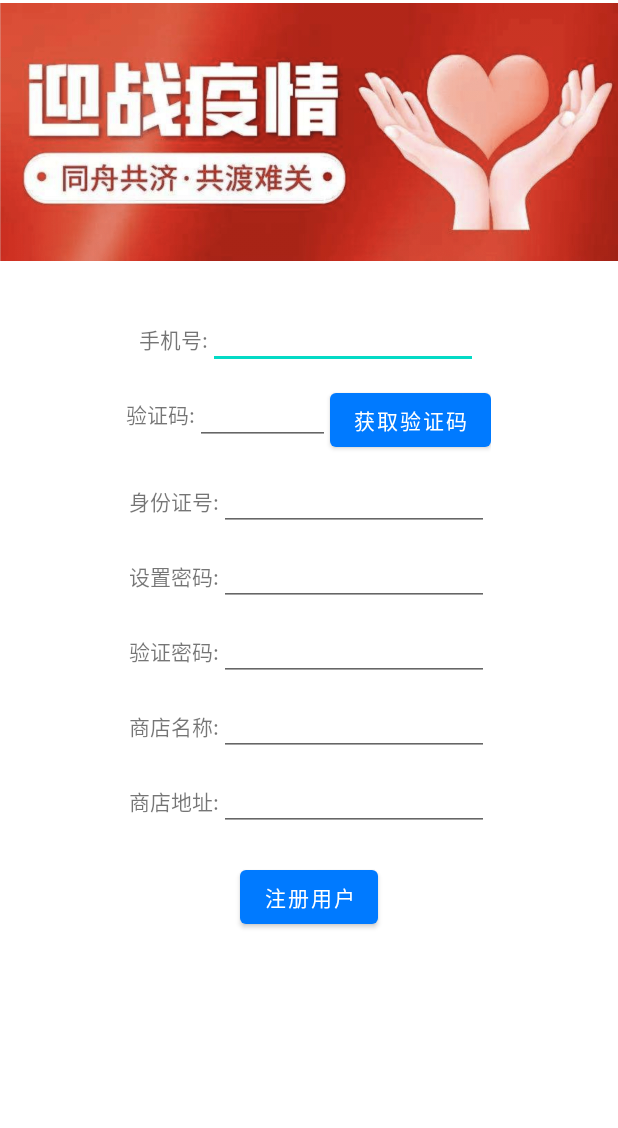
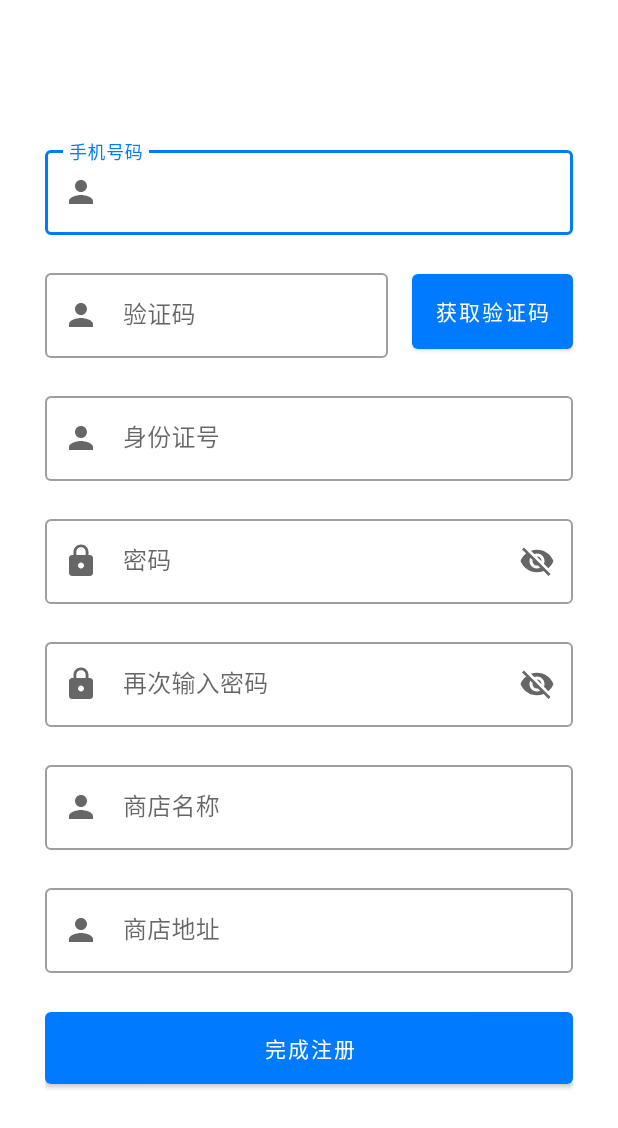
Before and after one commit to cccxxxs/Epidemic-Analysis-Enterprise-Edition, an Android app: the RegisterPage screen opened directly, with no data from a screen before it, on a phone screen of 412 x 824 dp. Shown: the top 1128 px of the screen. Run offline under Robolectric (Android 15) with nearby library versions, the light colour scheme and no system bars.

Commit message:
UPDATE UI (login & register)

```diff
--- a/app/src/main/java/com/silentselene/enterpriseedition/login/LoginPage.java
+++ b/app/src/main/java/com/silentselene/enterpriseedition/login/LoginPage.java
@@ -84,6 +84,12 @@ public class LoginPage extends AppCompatActivity {
                     Toast.makeText(getApplicationContext(), "请填写账号(手机号)", Toast.LENGTH_SHORT).show();
                     return;
                 }
+
+                if(id.length()<11){
+                    Toast.makeText(getApplicationContext(), "账号(手机号)格式错误", Toast.LENGTH_SHORT).show();
+                    return;
+                }
+
                 sendKeyAgain(id);
             }
         });
--- a/app/src/main/java/com/silentselene/enterpriseedition/login/RegisterPage.java
+++ b/app/src/main/java/com/silentselene/enterpriseedition/login/RegisterPage.java
@@ -12,6 +12,7 @@ import android.widget.Toast;
 
 import androidx.appcompat.app.AppCompatActivity;
 
+import com.google.android.material.textfield.TextInputEditText;
 import com.silentselene.enterpriseedition.R;
 
 import java.io.IOException;
@@ -29,13 +30,13 @@ import static com.silentselene.enterpriseedition.ModifyUI.setStatusBar;
 
 public class RegisterPage extends AppCompatActivity {
 
-    private EditText usr_tel;
-    private EditText usr_code;
-    private EditText usr_id_card;
-    private EditText usr_pwd;
-    private EditText check_pwd;
-    private EditText get_shop_name;
-    private EditText get_shop_loc;
+    private TextInputEditText usr_tel;
+    private TextInputEditText usr_code;
+    private TextInputEditText usr_id_card;
+    private TextInputEditText usr_pwd;
+    private TextInputEditText check_pwd;
+    private TextInputEditText get_shop_name;
+    private TextInputEditText get_shop_loc;
 
     private String check_code;
 
@@ -46,13 +47,13 @@ public class RegisterPage extends AppCompatActivity {
 
         setStatusBar(RegisterPage.this, true, true);
 
-        usr_tel = (EditText) findViewById(R.id.usr_tel);
-        usr_code = (EditText) findViewById(R.id.usr_code);
-        usr_id_card = (EditText) findViewById(R.id.usr_id_card);
-        usr_pwd = (EditText) findViewById(R.id.set_pwd);
-        check_pwd = (EditText) findViewById(R.id.set_pwd_again);
-        get_shop_name = (EditText) findViewById(R.id.shop_name);
-        get_shop_loc = (EditText) findViewById(R.id.shop_loc);
+        usr_tel = (TextInputEditText) findViewById(R.id.usr_tel);
+        usr_code = (TextInputEditText) findViewById(R.id.usr_code);
+        usr_id_card = (TextInputEditText) findViewById(R.id.usr_id_card);
+        usr_pwd = (TextInputEditText) findViewById(R.id.set_pwd);
+        check_pwd = (TextInputEditText) findViewById(R.id.set_pwd_again);
+        get_shop_name = (TextInputEditText) findViewById(R.id.shop_name);
+        get_shop_loc = (TextInputEditText) findViewById(R.id.shop_loc);
 
         findViewById(R.id.btn_get_code).setOnClickListener(new View.OnClickListener() {
             @Override
--- a/app/src/main/res/layout/page_login.xml
+++ b/app/src/main/res/layout/page_login.xml
@@ -21,10 +21,12 @@
         android:orientation="vertical">
 
         <ImageView
-            android:layout_width="280dp"
-            android:layout_height="100dp"
+            android:layout_width="200dp"
+            android:layout_height="200dp"
             android:layout_marginBottom="20dp"
-            android:background="@drawable/login_pic" />
+            android:adjustViewBounds="true"
+            android:background="@drawable/logo"
+            android:scaleType="fitXY" />
 
         <com.google.android.material.textfield.TextInputLayout
             style="@style/Widget.MaterialComponents.TextInputLayout.OutlinedBox"
@@ -94,9 +96,8 @@
             android:layout_height="wrap_content"
             android:textStyle="bold" />
 
-        <Button
+        <TextView
             android:id="@+id/btn_forget_pwd"
-            style="@android:style/Widget.Material.Button"
             android:layout_width="wrap_content"
             android:layout_height="wrap_content"
             android:layout_gravity="end"
--- a/app/src/main/res/layout/page_register.xml
+++ b/app/src/main/res/layout/page_register.xml
@@ -6,202 +6,154 @@
     android:layout_width="match_parent"
     android:layout_height="match_parent">
 
+    <LinearLayout
+        android:layout_width="match_parent"
+        android:layout_height="match_parent"
+        android:orientation="vertical"
+        android:gravity="center"
+        android:layout_marginHorizontal="30dp">
+
+        <com.google.android.material.textfield.TextInputLayout
+            style="@style/Widget.MaterialComponents.TextInputLayout.OutlinedBox"
+            android:layout_width="match_parent"
+            android:layout_height="wrap_content"
+            android:layout_marginVertical="10dp"
+            android:hint="手机号码"
+            app:startIconDrawable="@drawable/ic_baseline_person_24">
+
+            <com.google.android.material.textfield.TextInputEditText
+                android:id="@+id/usr_tel"
+                android:layout_width="match_parent"
+                android:layout_height="wrap_content" />
+
+        </com.google.android.material.textfield.TextInputLayout>
+
+        <LinearLayout
+            android:layout_width="match_parent"
+            android:layout_height="wrap_content"
+            android:layout_marginVertical="10dp"
+            android:orientation="horizontal">
+
+            <com.google.android.material.textfield.TextInputLayout
+                style="@style/Widget.MaterialComponents.TextInputLayout.OutlinedBox"
+                android:layout_width="match_parent"
+                android:layout_height="wrap_content"
+                android:layout_weight="1"
+                android:hint="验证码"
+                android:paddingRight="16dp"
+                app:startIconDrawable="@drawable/ic_baseline_person_24">
+
+                <com.google.android.material.textfield.TextInputEditText
+                    android:id="@+id/usr_code"
+                    android:layout_width="match_parent"
+                    android:layout_height="wrap_content" />
+
+            </com.google.android.material.textfield.TextInputLayout>
+
+            <Button
+                android:id="@+id/btn_get_code"
+                android:layout_width="wrap_content"
+                android:layout_height="match_parent"
+                android:gravity="center_vertical"
+                android:text="@string/get_code" />
+
+        </LinearLayout>
+
+        <com.google.android.material.textfield.TextInputLayout
+            android:layout_width="match_parent"
+            android:layout_height="wrap_content"
+            android:layout_marginVertical="10dp"
+            app:startIconDrawable="@drawable/ic_baseline_person_24"
+            style="@style/Widget.MaterialComponents.TextInputLayout.OutlinedBox"
+            android:hint="身份证号">
+
+            <com.google.android.material.textfield.TextInputEditText
+                android:id="@+id/usr_id_card"
+                android:layout_width="match_parent"
+                android:layout_height="wrap_content"
+                />
+
+        </com.google.android.material.textfield.TextInputLayout>
+
+        <com.google.android.material.textfield.TextInputLayout
+            android:layout_width="match_parent"
+            android:layout_height="wrap_content"
+            app:endIconMode="password_toggle"
+            android:layout_marginVertical="10dp"
+            app:startIconDrawable="@drawable/ic_baseline_lock_24"
+            style="@style/Widget.MaterialComponents.TextInputLayout.OutlinedBox"
+            android:hint="密码">
+
+            <com.google.android.material.textfield.TextInputEditText
+                android:id="@+id/set_pwd"
+                android:layout_width="match_parent"
+                android:layout_height="wrap_content"
+                />
+
+        </com.google.android.material.textfield.TextInputLayout>
+
+        <com.google.android.material.textfield.TextInputLayout
+            android:layout_width="match_parent"
+            android:layout_height="wrap_content"
+            android:layout_marginVertical="10dp"
+            app:endIconMode="password_toggle"
+            app:startIconDrawable="@drawable/ic_baseline_lock_24"
+            style="@style/Widget.MaterialComponents.TextInputLayout.OutlinedBox"
+            android:hint="再次输入密码">
+
+            <com.google.android.material.textfield.TextInputEditText
+                android:id="@+id/set_pwd_again"
+                android:layout_width="match_parent"
+                android:layout_height="wrap_content"
+                />
+
+        </com.google.android.material.textfield.TextInputLayout>
+
+        <com.google.android.material.textfield.TextInputLayout
+            android:layout_width="match_parent"
+            android:layout_height="wrap_content"
+            android:layout_marginVertical="10dp"
+            app:startIconDrawable="@drawable/ic_baseline_person_24"
+            style="@style/Widget.MaterialComponents.TextInputLayout.OutlinedBox"
+            android:hint="商店名称">
+
+            <com.google.android.material.textfield.TextInputEditText
+                android:id="@+id/shop_name"
+                android:layout_width="match_parent"
+                android:layout_height="wrap_content"
+                />
+
+        </com.google.android.material.textfield.TextInputLayout>
+
+        <com.google.android.material.textfield.TextInputLayout
+            android:layout_width="match_parent"
+            android:layout_height="wrap_content"
+            android:layout_marginVertical="10dp"
+            app:startIconDrawable="@drawable/ic_baseline_person_24"
+            style="@style/Widget.MaterialComponents.TextInputLayout.OutlinedBox"
+            android:hint="商店地址">
+
+            <com.google.android.material.textfield.TextInputEditText
+                android:id="@+id/shop_loc"
+                android:layout_width="match_parent"
+                android:layout_height="wrap_content"
+                />
+
+        </com.google.android.material.textfield.TextInputLayout>
+
+        <Button
+            android:id="@+id/btn_register"
+            android:layout_width="match_parent"
+            android:layout_height="60dp"
+            android:layout_marginVertical="10dp"
+            android:text="完成注册"/>
+    </LinearLayout>
+
+
     <ImageView
         android:id="@+id/imageView"
         android:layout_width="match_parent"
         android:layout_height="176dp"
         app:srcCompat="@drawable/login_pic" />
 
-    <Space
-        android:layout_width="match_parent"
-        android:layout_height="30dp"/>
-
-    <LinearLayout
-        android:layout_width="wrap_content"
-        android:layout_height="wrap_content"
-        android:layout_gravity="center"
-        android:orientation="horizontal">
-        <TextView
-            android:layout_width="wrap_content"
-            android:layout_height="40dp"
-            android:layout_gravity="end"
-            android:gravity="center"
-            android:text="@string/usr_tel" />
-
-        <EditText
-            android:id="@+id/usr_tel"
-            android:autofillHints=""
-            android:inputType="text"
-            android:layout_height="40dp"
-            android:layout_width="180dp"
-            tools:ignore="LabelFor" />
-    </LinearLayout>
-
-    <Space
-        android:layout_width="match_parent"
-        android:layout_height="10dp"/>
-
-    <LinearLayout
-        android:layout_width="wrap_content"
-        android:layout_height="wrap_content"
-        android:layout_gravity="center"
-        android:orientation="horizontal">
-        <TextView
-            android:layout_width="wrap_content"
-            android:layout_height="40dp"
-            android:layout_gravity="end"
-            android:gravity="center"
-            android:text="@string/usr_code" />
-
-        <EditText
-            android:id="@+id/usr_code"
-            android:autofillHints=""
-            android:inputType="text"
-            android:layout_height="40dp"
-            android:layout_width="90dp"
-            tools:ignore="LabelFor" />
-
-        <Button
-            android:id="@+id/btn_get_code"
-            android:layout_width="wrap_content"
-            android:layout_height="wrap_content"
-            android:text="@string/get_code"/>
-    </LinearLayout>
-
-    <Space
-        android:layout_width="match_parent"
-        android:layout_height="10dp"/>
-
-    <LinearLayout
-        android:layout_width="wrap_content"
-        android:layout_height="wrap_content"
-        android:layout_gravity="center"
-        android:orientation="horizontal">
-        <TextView
-            android:layout_width="wrap_content"
-            android:layout_height="40dp"
-            android:layout_gravity="end"
-            android:gravity="center"
-            android:text="@string/usr_id_card" />
-
-        <EditText
-            android:id="@+id/usr_id_card"
-            android:autofillHints=""
-            android:inputType="text"
-            android:layout_height="40dp"
-            android:layout_width="180dp"
-            tools:ignore="LabelFor" />
-    </LinearLayout>
-
-    <Space
-        android:layout_width="match_parent"
-        android:layout_height="10dp"/>
-
-    <LinearLayout
-        android:layout_width="wrap_content"
-        android:layout_height="wrap_content"
-        android:layout_gravity="center"
-        android:orientation="horizontal">
-        <TextView
-            android:layout_width="wrap_content"
-            android:layout_height="40dp"
-            android:layout_gravity="end"
-            android:gravity="center"
-            android:text="@string/set_pwd" />
-
-        <EditText
-            android:id="@+id/set_pwd"
-            android:autofillHints=""
-            android:inputType="textPassword"
-            android:layout_height="40dp"
-            android:layout_width="180dp"
-            tools:ignore="LabelFor" />
-    </LinearLayout>
-
-    <Space
-        android:layout_width="match_parent"
-        android:layout_height="10dp"/>
-
-    <LinearLayout
-        android:layout_width="wrap_content"
-        android:layout_height="wrap_content"
-        android:layout_gravity="center"
-        android:orientation="horizontal">
-        <TextView
-            android:layout_width="wrap_content"
-            android:layout_height="40dp"
-            android:layout_gravity="end"
-            android:gravity="center"
-            android:text="@string/set_pwd_again" />
-
-        <EditText
-            android:id="@+id/set_pwd_again"
-            android:autofillHints=""
-            android:inputType="textPassword"
-            android:layout_height="40dp"
-            android:layout_width="180dp"
-            tools:ignore="LabelFor" />
-    </LinearLayout>
-
-    <Space
-        android:layout_width="match_parent"
-        android:layout_height="10dp"/>
-
-    <LinearLayout
-        android:layout_width="wrap_content"
-        android:layout_height="wrap_content"
-        android:layout_gravity="center"
-        android:orientation="horizontal">
-        <TextView
-            android:layout_width="wrap_content"
-            android:layout_height="40dp"
-            android:layout_gravity="end"
-            android:gravity="center"
-            android:text="@string/shop_name" />
-
-        <EditText
-            android:id="@+id/shop_name"
-            android:autofillHints=""
-            android:inputType="text"
-            android:layout_height="40dp"
-            android:layout_width="180dp"
-            tools:ignore="LabelFor" />
-    </LinearLayout>
-
-    <Space
-        android:layout_width="match_parent"
-        android:layout_height="10dp"/>
-
-    <LinearLayout
-        android:layout_width="wrap_content"
-        android:layout_height="wrap_content"
-        android:layout_gravity="center"
-        android:orientation="horizontal">
-        <TextView
-            android:layout_width="wrap_content"
-            android:layout_height="40dp"
-            android:layout_gravity="end"
-            android:gravity="center"
-            android:text="@string/shop_loc" />
-
-        <EditText
-            android:id="@+id/shop_loc"
-            android:autofillHints=""
-            android:inputType="text"
-            android:layout_height="40dp"
-            android:layout_width="180dp"
-            tools:ignore="LabelFor" />
-    </LinearLayout>
-
-    <Space
-        android:layout_width="match_parent"
-        android:layout_height="20dp"/>
-
-    <Button
-        android:id="@+id/btn_register"
-        android:layout_width="wrap_content"
-        android:layout_height="wrap_content"
-        android:layout_gravity="center"
-        android:text="@string/name_register"/>
-
 </LinearLayout>
--- a/app/src/main/res/values/strings.xml
+++ b/app/src/main/res/values/strings.xml
@@ -9,7 +9,7 @@
     <string name="name_login">登录</string>
     <string name="usr_ID">账号: </string>
     <string name="usr_pwd">密码: </string>
-    <string name="forget_pwd">忘记密码</string>
+    <string name="forget_pwd">忘记密码？</string>
     <string name="sign_up">用户注册</string>
 
     <string name="name_register">注册用户</string>
```
Also changed, not shown: app/src/main/res/drawable/logo.jpg (added).
